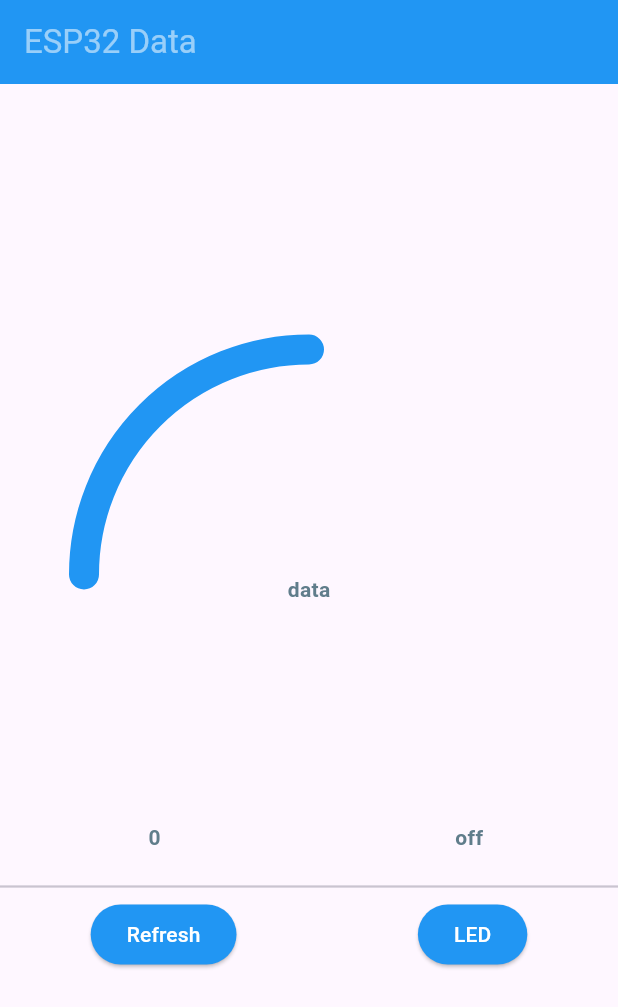
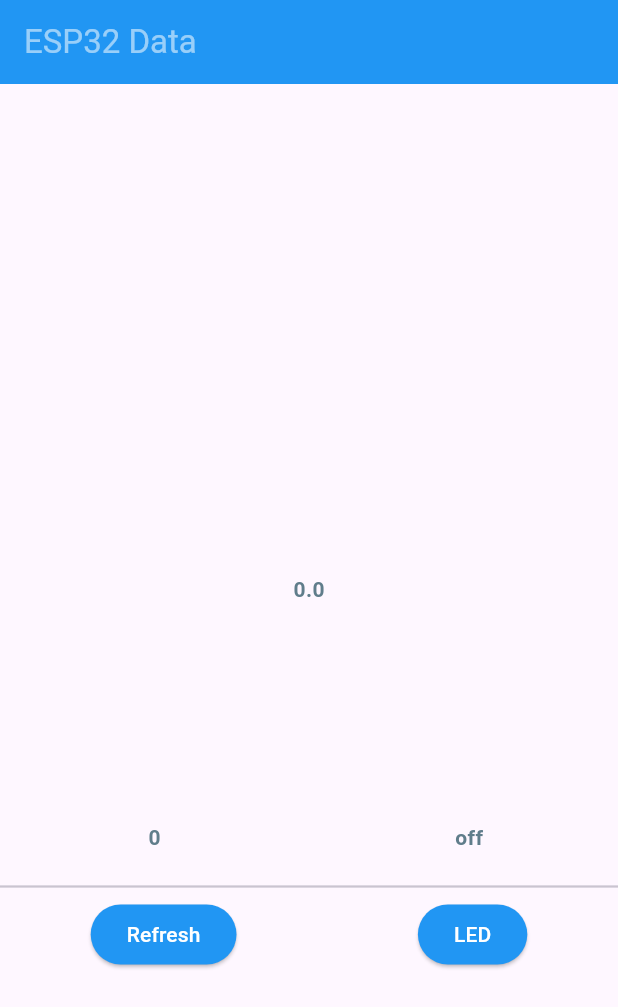
Before and after one commit to saeedworkemail2020-afk/for_connection, a Flutter app: the screen it shows after launch, on a phone screen of 412 x 824 dp. Shown: the top 1007 px of the screen. Run offline on Flutter 3.47's test engine with Material 3 defaults, Android fonts, the phone set to English and light mode, and no system bars; our stand-ins replace get; network calls fail.

Commit message:
Feature:tuch added

```diff
--- a/lib/Featuers/Home/home_services.dart
+++ b/lib/Featuers/Home/home_services.dart
@@ -8,6 +8,7 @@ class HomeServices extends GetxController {
   final String esp32Ip = "192.168.4.1";
   String mydata = '0';
   RxString ledstatus = 'off'.obs;
+  RxDouble touch = 0.0.obs;
   HomeServices(this.channel);
   Future<String> get() async {
     try {
@@ -35,7 +36,10 @@ class HomeServices extends GetxController {
 
   void status() {
     channel.stream.listen((message) {
-      ledstatus.value = message;
+      final data = jsonDecode(message);
+      ledstatus.value = data["status"];
+      touch.value = (data["touch"] as num).toDouble();
+      print(data.toString());
     });
   }
 }
--- a/lib/Featuers/Home/home_view.dart
+++ b/lib/Featuers/Home/home_view.dart
@@ -34,12 +34,13 @@ class _HomeViewState extends State<HomeView> {
         child: Column(
           mainAxisAlignment: MainAxisAlignment.center,
           children: [
-            Stack(
+            Obx(
+              () => Stack(
                 children: [
                   Center(
                     child: CustomPaint(
                       size: Size(300, 300),
-                    painter: model.semicircle(0.5),
+                      painter: model.semicircle(services.touch.value / 10),
                     ),
                   ),
                   Center(
@@ -47,7 +48,7 @@ class _HomeViewState extends State<HomeView> {
                       children: [
                         SizedBox(height: 150),
                         Text(
-                        'data',
+                          services.touch.value.toString(),
                           style: TextStyle(
                             color: Colors.blueGrey,
                             fontWeight: FontWeight.w600,
@@ -57,6 +58,7 @@ class _HomeViewState extends State<HomeView> {
                     ),
                   ),
                 ],
+              ),
             ),
 
             Column(
--- a/lib/main.dart
+++ b/lib/main.dart
@@ -15,6 +15,3 @@ class MyApp extends StatelessWidget {
     return GetMaterialApp(home: HomeView());
   }
 }
-// final controller = HomeController();
-// final model = controller.model;
-// final services = controller.services;
--- a/pubspec.yaml
+++ b/pubspec.yaml
@@ -34,8 +34,6 @@ dependencies:
   # The following adds the Cupertino Icons font to your application.
   # Use with the CupertinoIcons class for iOS style icons.
   cupertino_icons: ^1.0.8
-  permission_handler: ^12.0.1
-  flutter_bluetooth_classic_serial: ^1.3.2
   http: ^1.6.0
   get: ^4.7.3
   web_socket_channel: ^3.0.3
```
Also changed, not shown: pubspec.lock, 7 other files. Lines whose indentation alone changed are shown as unchanged.
